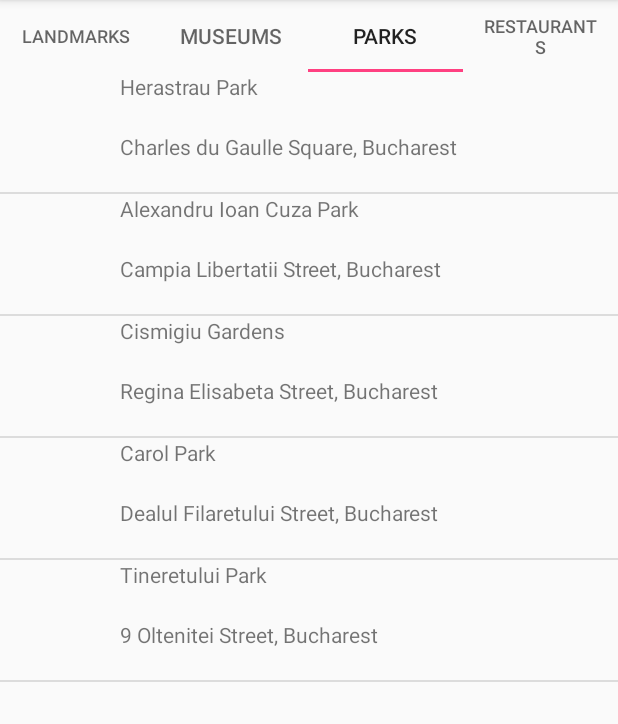
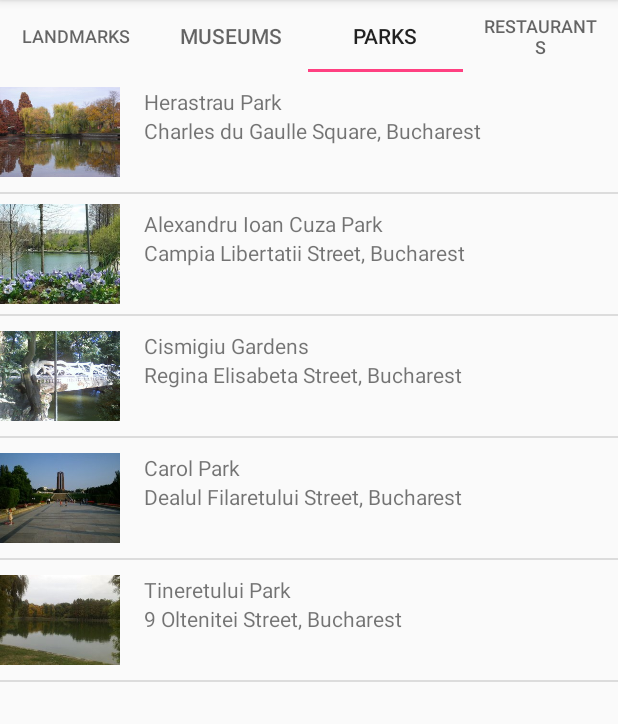
Before and after one commit to AdrianaNeagu/TourGuideApp, an Android app: the screen it shows after launch (MainActivity), tab 3 chosen, on a phone screen of 412 x 824 dp, the part 84-808 px from its top. Run offline under Robolectric (Android 15) with nearby library versions, the phone set to English and light mode, and no system bars.

Commit message:
layout fixes

```diff
--- a/app/src/main/java/com/example/adriana/tourguideapp/CityAttractionAdapter.java
+++ b/app/src/main/java/com/example/adriana/tourguideapp/CityAttractionAdapter.java
@@ -30,7 +30,7 @@ public class CityAttractionAdapter extends ArrayAdapter<CityAttraction> {
 
         CityAttraction currentCityAttraction = getItem(position);
 
-        ImageView eventImage = listItemView.findViewById(R.id.image);
+        ImageView eventImage = listItemView.findViewById(R.id.image_view);
         eventImage.setImageResource(currentCityAttraction.getImage());
 
         TextView eventName = listItemView.findViewById(R.id.name);
--- a/app/src/main/java/com/example/adriana/tourguideapp/RestaurantsFragment.java
+++ b/app/src/main/java/com/example/adriana/tourguideapp/RestaurantsFragment.java
@@ -18,7 +18,7 @@ public class RestaurantsFragment extends Fragment {
     public View onCreateView(LayoutInflater inflater, ViewGroup container, Bundle savedInstanceState) {
         View rootView = inflater.inflate(R.layout.list, container, false);
 
-        final ArrayList<CityAttraction> restaurants = new ArrayList<CityAttraction>();
+        final ArrayList<CityAttraction> restaurants = new ArrayList<>();
 
         restaurants.add(new CityAttraction(R.drawable.fork_knife_logo, getResources().getString(R.string.artist), getResources().getString(R.string.artist_address)));
         restaurants.add(new CityAttraction(R.drawable.fork_knife_logo, getResources().getString(R.string.bistrot), getResources().getString(R.string.bistrot_address)));
--- a/app/src/main/res/layout/list_item.xml
+++ b/app/src/main/res/layout/list_item.xml
@@ -5,7 +5,6 @@
     android:layout_height="wrap_content"
     android:orientation="horizontal">
 
-    <!--image-->
     <ImageView
         android:id="@+id/image_view"
         android:layout_width="@dimen/image_size"
@@ -14,20 +13,22 @@
     <LinearLayout
         android:layout_width="match_parent"
         android:layout_height="match_parent"
-        android:orientation="vertical">
+        android:layout_marginStart="16dp"
+        android:orientation="vertical"
+        android:layout_marginLeft="16dp">
 
         <TextView
             android:id="@+id/name"
             android:layout_width="match_parent"
-            android:layout_height="0dp"
-            android:layout_weight="1"
+            android:layout_height="wrap_content"
+            android:layout_marginTop="10dp"
             tools:text="CityAttraction Name" />
 
         <TextView
             android:id="@+id/location"
             android:layout_width="match_parent"
-            android:layout_height="0dp"
-            android:layout_weight="1"
+            android:layout_height="wrap_content"
+            android:layout_marginBottom="10dp"
             tools:text="CityAttraction Location" />
 
     </LinearLayout>
```
